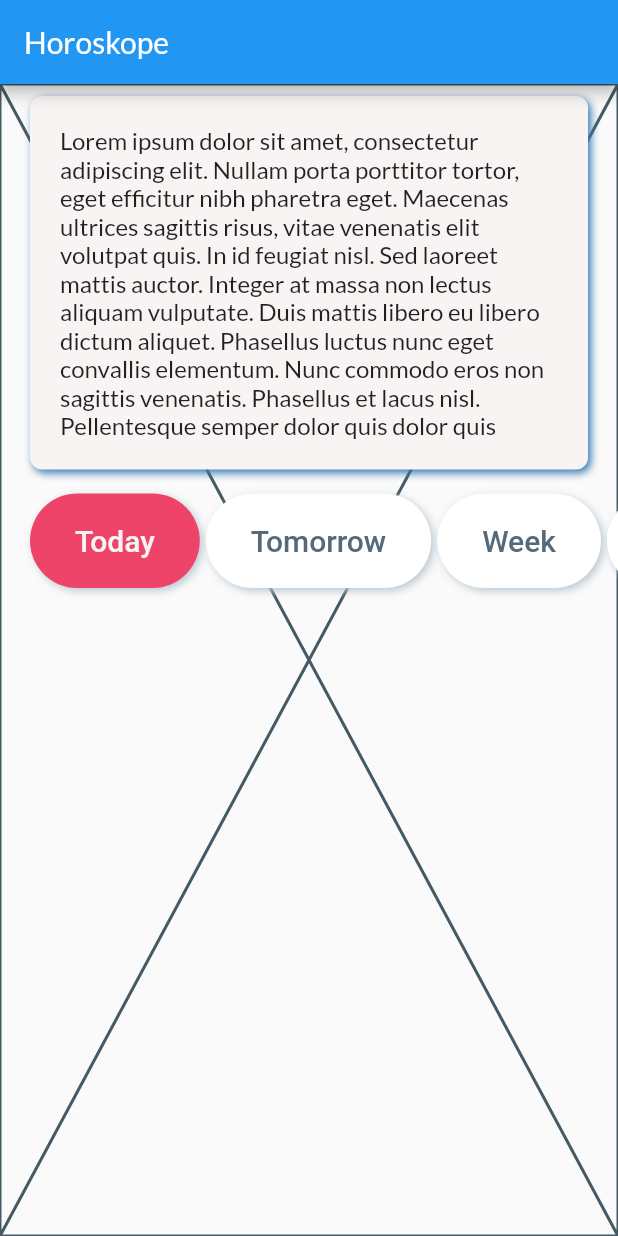
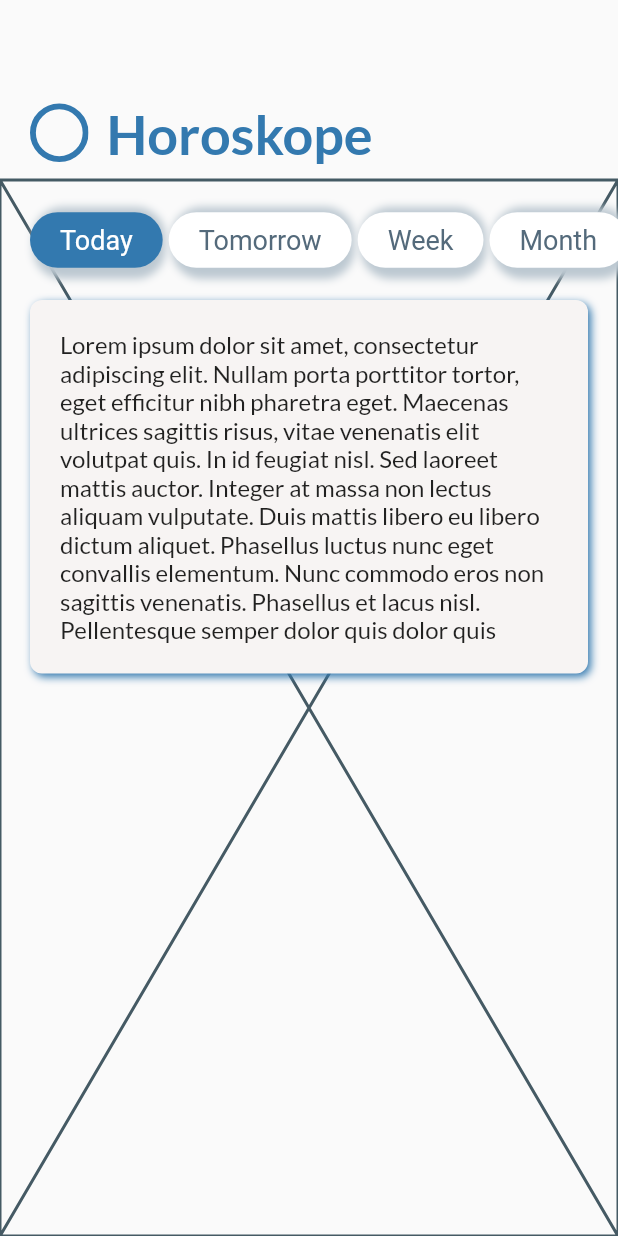
Before and after one commit to ilyin0/horoskope, a Flutter app: the screen it shows after launch, on a phone screen of 412 x 824 dp. Run offline on Flutter 3.47's test engine with Material 2 defaults, Android fonts, the light colour scheme and no system bars; our stand-ins replace flutter_bloc, flutter_svg, get_it, injectable.

Commit message:
feat: add title app bar (#12)

```diff
--- a/lib/presentation/pages/home/home_page.dart
+++ b/lib/presentation/pages/home/home_page.dart
@@ -5,6 +5,7 @@ import 'package:horoskope/presentation/pages/home/home_cubit.dart';
 import 'package:horoskope/presentation/pages/home/home_state.dart';
 import 'package:horoskope/presentation/themes/horoskope_theme.dart';
 import 'package:horoskope/presentation/utils/build_context_ext.dart';
+import 'package:horoskope/presentation/widgets/app_bars/horoskope_title_app_bar.dart';
 import 'package:horoskope/presentation/widgets/info_card.dart';
 import 'package:horoskope/presentation/widgets/tab_names.dart';
 
@@ -33,8 +34,10 @@ class HomePage extends StatelessWidget {
       bloc: locator.get<HomeCubit>(),
       builder: (context, state) {
         return Scaffold(
-          appBar: AppBar(
-            title: Text(context.localizations.horoskope),
+          appBar: HoroskopeTitleAppBar(
+            title: context.localizations.horoskope,
+            iconColor: theme.colorTheme.homePageMainColor,
+            titleStyle: theme.textTheme.homePageTitle,
           ),
           body: Stack(
             children: [
@@ -43,6 +46,11 @@ class HomePage extends StatelessWidget {
                 child: Column(
                   crossAxisAlignment: CrossAxisAlignment.center,
                   children: [
+                    const SizedBox(height: 8),
+                    TabNames.fromNames(
+                      names: const ['Today', 'Tomorrow', 'Week', 'Month'],
+                      style: HoroskopeTheme.button(context).getPrimaryTab,
+                    ),
                     const SizedBox(height: 8, width: double.infinity),
                     Padding(
                       padding: const EdgeInsets.symmetric(horizontal: 20),
@@ -50,16 +58,6 @@ class HomePage extends StatelessWidget {
                         body: state.todayForecast,
                         theme: theme,
                       ),
-                    ),
-                    const SizedBox(height: 8),
-                    TabNames.fromNames(
-                      names: const [
-                        'Today',
-                        'Tomorrow',
-                        'Week',
-                        'Month',
-                      ],
-                      style: HoroskopeTheme.button(context).getSecondaryBigTab,
                     ),
                   ],
                 ),
--- /dev/null
+++ b/lib/presentation/resources/app_vector_asset.dart
@@ -0,0 +1,3 @@
+abstract class AppVectorAsset {
+  static const horoskopeEmptyIcon = 'assets/icons/horoskope_empty_icon.svg';
+}
--- /dev/null
+++ b/lib/presentation/widgets/app_bars/horoskope_app_bar.dart
@@ -0,0 +1,26 @@
+import 'package:flutter/material.dart';
+
+const double _horoskopeAppBarHeight = 120;
+
+class HoroskopeAppBar extends PreferredSize {
+  HoroskopeAppBar({
+    Key? key,
+    required Widget child,
+    double? height,
+  }) : super(
+          key: key,
+          child: child,
+          preferredSize: Size.fromHeight(height ?? _horoskopeAppBarHeight),
+        );
+
+  @override
+  Widget build(BuildContext context) {
+    return SizedBox(
+      height: preferredSize.height,
+      child: Align(
+        alignment: Alignment.bottomLeft,
+        child: super.build(context),
+      ),
+    );
+  }
+}
--- /dev/null
+++ b/lib/presentation/widgets/app_bars/horoskope_title_app_bar.dart
@@ -0,0 +1,42 @@
+import 'package:flutter/material.dart';
+import 'package:flutter_svg/flutter_svg.dart';
+import 'package:horoskope/presentation/resources/app_vector_asset.dart';
+import 'package:horoskope/presentation/widgets/app_bars/horoskope_app_bar.dart';
+
+const _defaultTitleStyle = TextStyle(
+  fontWeight: FontWeight.bold,
+  fontSize: 36,
+);
+
+class HoroskopeTitleAppBar extends HoroskopeAppBar {
+  HoroskopeTitleAppBar({
+    Key? key,
+    required String title,
+    TextStyle? titleStyle,
+    Color? iconColor,
+    double? height,
+  }) : super(
+          key: key,
+          child: Padding(
+            padding: const EdgeInsets.symmetric(
+              horizontal: 20,
+              vertical: 10,
+            ),
+            child: Row(
+              children: [
+                SvgPicture.asset(
+                  AppVectorAsset.horoskopeEmptyIcon,
+                  height: 40,
+                  color: iconColor,
+                ),
+                const SizedBox(width: 12),
+                Text(
+                  title,
+                  style: titleStyle ?? _defaultTitleStyle,
+                ),
+              ],
+            ),
+          ),
+          height: height,
+        );
+}
```
Also changed, not shown: pubspec.yaml (+3 -10 lines), assets/icons/horoskope_empty_icon.svg (added), pubspec.lock.
